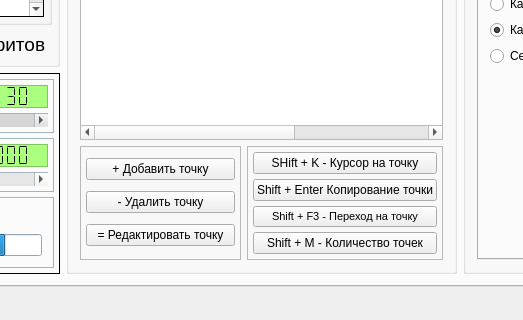
Xtail96/SML, file KAMEditor/gui/mainwindow.ui: the form before one commit; both pictures show x 182 to 705 and y 408 to 728 of the 1283 by 728 pixel window.
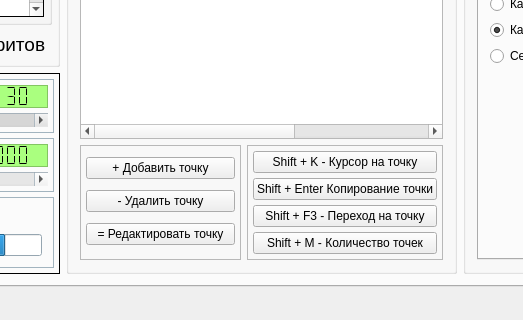
The form after the commit.

```diff
--- a/KAMEditor/gui/mainwindow.ui
+++ b/KAMEditor/gui/mainwindow.ui
@@ -501,7 +501,7 @@
                  </sizepolicy>
                 </property>
                 <property name="text">
-                 <string>SHift + K - Курсор на точку</string>
+                 <string>Shift + K - Курсор на точку</string>
                 </property>
                 <property name="shortcut">
                  <string>Shift+K</string>
@@ -534,7 +534,7 @@
                 </property>
                 <property name="font">
                  <font>
-                  <pointsize>8</pointsize>
+                  <pointsize>9</pointsize>
                  </font>
                 </property>
                 <property name="text">
```
Left out of the diff: 2 changed lines with no effect on the pictures.
